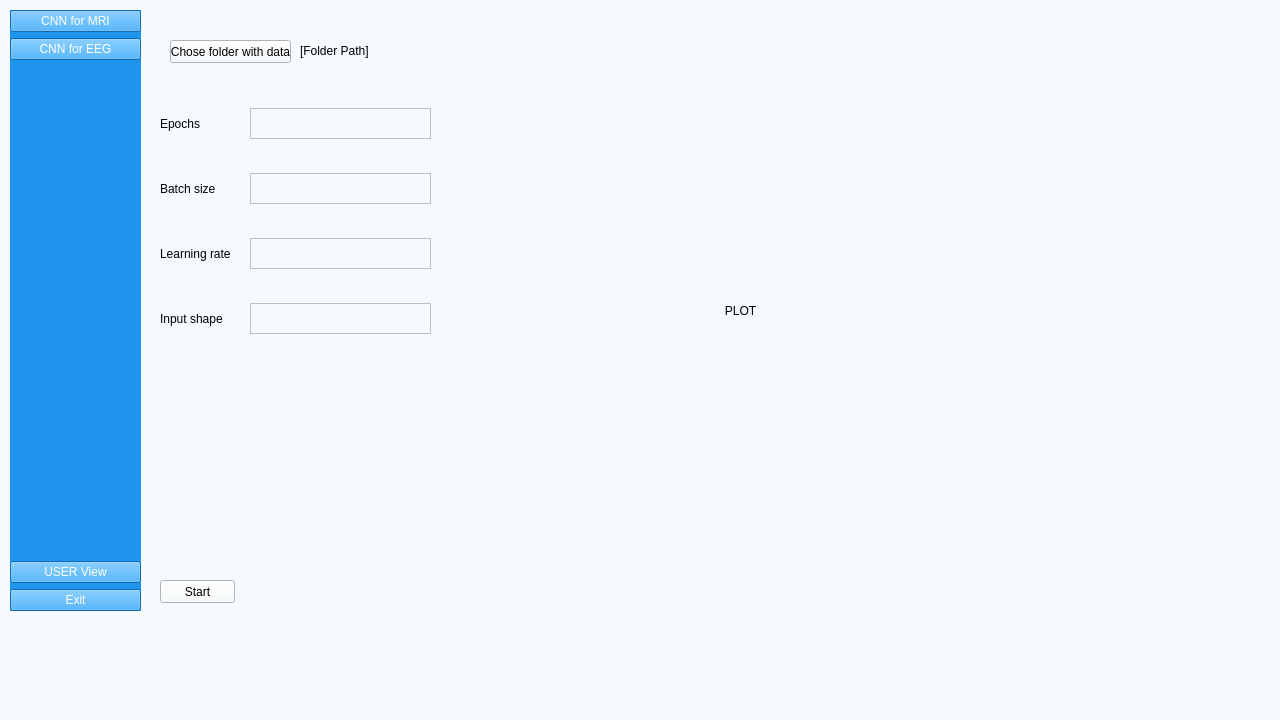
matimusial/ADHDPredictorApp, file UI/aUI_projekt_GAN.ui: the form before one commit.
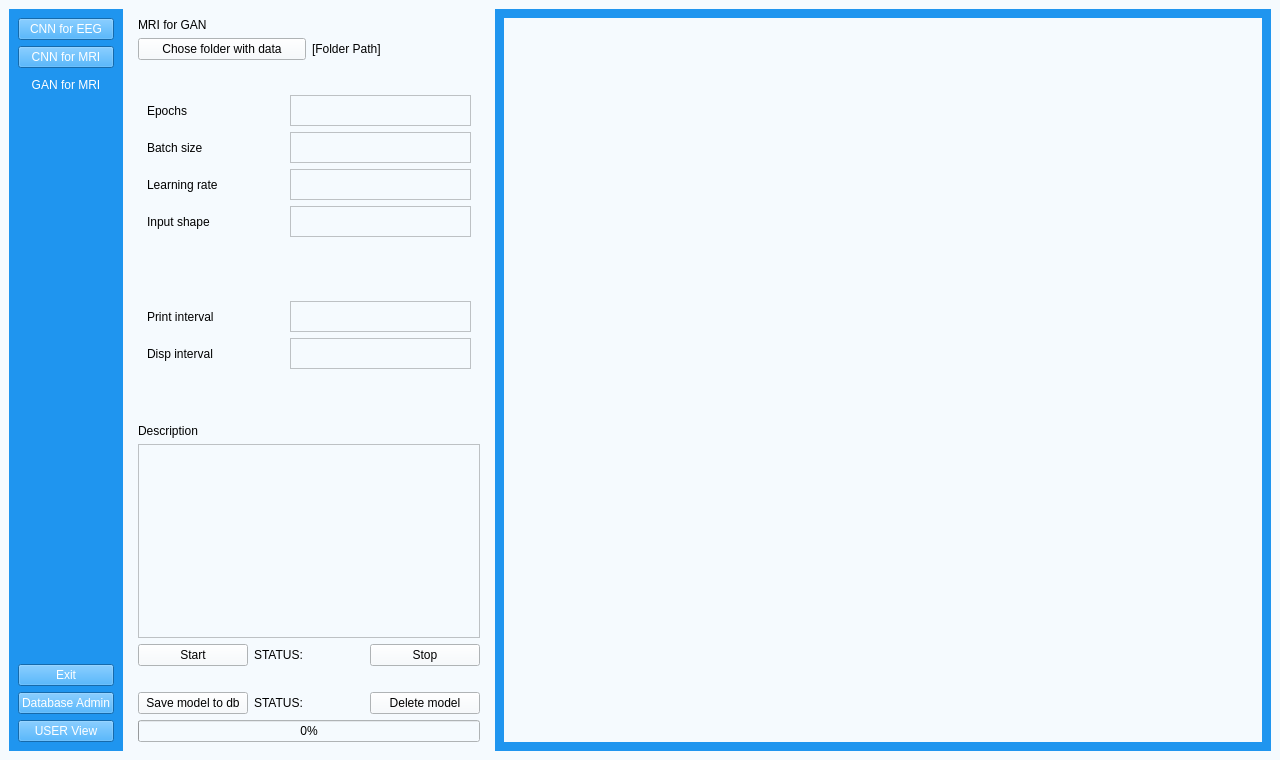
The form after the commit. Icons and pictures are not drawn.

Commit message: wstepne ui GAN MRI

```diff
--- a/UI/aUI_projekt_GAN.ui
+++ b/UI/aUI_projekt_GAN.ui
@@ -7,7 +7,7 @@
     <x>0</x>
     <y>0</y>
     <width>1280</width>
-    <height>720</height>
+    <height>760</height>
    </rect>
   </property>
   <property name="windowTitle">
@@ -17,14 +17,22 @@
    <string notr="true">background-color: rgb(245, 250, 254);</string>
   </property>
   <widget class="QWidget" name="centralwidget">
+   <layout class="QGridLayout" name="gridLayout">
+    <item row="0" column="0">
+     <layout class="QHBoxLayout" name="horizontalLayout_4">
+      <item>
    <widget class="QWidget" name="buttons_widget" native="true">
-    <property name="geometry">
-     <rect>
-      <x>10</x>
-      <y>10</y>
-      <width>131</width>
-      <height>601</height>
-     </rect>
+        <property name="sizePolicy">
+         <sizepolicy hsizetype="Minimum" vsizetype="Minimum">
+          <horstretch>0</horstretch>
+          <verstretch>0</verstretch>
+         </sizepolicy>
+        </property>
+        <property name="minimumSize">
+         <size>
+          <width>106</width>
+          <height>700</height>
+         </size>
     </property>
     <property name="styleSheet">
      <string notr="true">QWidget{
@@ -38,19 +46,6 @@
     <layout class="QVBoxLayout" name="verticalLayout_2">
      <item>
       <layout class="QVBoxLayout" name="verticalLayout">
-       <item>
-        <widget class="QPushButton" name="CNN_MRI_Button">
-         <property name="text">
-          <string>CNN for MRI</string>
-         </property>
-         <property name="checkable">
-          <bool>true</bool>
-         </property>
-         <property name="autoExclusive">
-          <bool>true</bool>
-         </property>
-        </widget>
-       </item>
        <item>
         <widget class="QPushButton" name="CNN_EEG_Button">
          <property name="text">
@@ -64,6 +59,38 @@
          </property>
         </widget>
        </item>
+           <item>
+            <widget class="QPushButton" name="CNN_MRI_Button">
+             <property name="text">
+              <string>CNN for MRI</string>
+             </property>
+             <property name="checkable">
+              <bool>true</bool>
+             </property>
+             <property name="autoExclusive">
+              <bool>true</bool>
+             </property>
+            </widget>
+           </item>
+           <item>
+            <widget class="QPushButton" name="GAN_MRI_Button">
+             <property name="enabled">
+              <bool>false</bool>
+             </property>
+             <property name="text">
+              <string>GAN for MRI</string>
+             </property>
+             <property name="checkable">
+              <bool>true</bool>
+             </property>
+             <property name="autoExclusive">
+              <bool>true</bool>
+             </property>
+             <property name="flat">
+              <bool>true</bool>
+             </property>
+            </widget>
+           </item>
       </layout>
      </item>
      <item>
@@ -79,6 +106,20 @@
        </property>
       </spacer>
      </item>
+         <item>
+          <widget class="QPushButton" name="exitButton_2">
+           <property name="text">
+            <string>Exit</string>
+           </property>
+          </widget>
+         </item>
+         <item>
+          <widget class="QPushButton" name="dbButton">
+           <property name="text">
+            <string>Database Admin</string>
+           </property>
+          </widget>
+         </item>
      <item>
       <widget class="QPushButton" name="switchSceneBtn">
        <property name="text">
@@ -92,75 +133,77 @@
        </property>
       </widget>
      </item>
-     <item>
-      <widget class="QPushButton" name="exitButton">
-       <property name="text">
-        <string>Exit</string>
-       </property>
-      </widget>
-     </item>
-    </layout>
-   </widget>
+        </layout>
+       </widget>
+      </item>
+      <item>
    <widget class="QWidget" name="main_widget" native="true">
-    <property name="geometry">
-     <rect>
-      <x>150</x>
-      <y>10</y>
-      <width>881</width>
-      <height>601</height>
-     </rect>
-    </property>
-    <widget class="QWidget" name="widget" native="true">
-     <property name="geometry">
-      <rect>
-       <x>310</x>
-       <y>10</y>
-       <width>561</width>
-       <height>581</height>
-      </rect>
-     </property>
-     <widget class="QLabel" name="plotLabelGAN">
-      <property name="geometry">
-       <rect>
-        <x>10</x>
-        <y>10</y>
-        <width>541</width>
-        <height>561</height>
-       </rect>
-      </property>
-      <property name="styleSheet">
-       <string notr="true"/>
-      </property>
+        <property name="sizePolicy">
+         <sizepolicy hsizetype="MinimumExpanding" vsizetype="MinimumExpanding">
+          <horstretch>0</horstretch>
+          <verstretch>0</verstretch>
+         </sizepolicy>
+        </property>
+        <property name="minimumSize">
+         <size>
+          <width>360</width>
+          <height>700</height>
+         </size>
+        </property>
+        <property name="maximumSize">
+         <size>
+          <width>360</width>
+          <height>16777215</height>
+         </size>
+        </property>
+        <layout class="QGridLayout" name="gridLayout_3">
+         <item row="0" column="0">
+          <widget class="QLabel" name="window_name">
       <property name="text">
-       <string>PLOT</string>
-      </property>
-      <property name="alignment">
-       <set>Qt::AlignCenter</set>
-      </property>
-     </widget>
-    </widget>
-    <widget class="QPushButton" name="startButton">
-     <property name="geometry">
-      <rect>
-       <x>10</x>
-       <y>570</y>
-       <width>75</width>
-       <height>23</height>
-      </rect>
-     </property>
+            <string>MRI for GAN</string>
+           </property>
+           <property name="scaledContents">
+            <bool>false</bool>
+           </property>
+          </widget>
+         </item>
+         <item row="1" column="0">
+          <layout class="QVBoxLayout" name="verticalLayout_11">
+           <item>
+            <layout class="QVBoxLayout" name="verticalLayout_10">
+             <item>
+              <layout class="QVBoxLayout" name="verticalLayout_9">
+               <item>
+                <layout class="QHBoxLayout" name="horizontalLayout_10">
+                 <item>
+                  <widget class="QPushButton" name="folder_explore">
+                   <property name="text">
+                    <string>Chose folder with data</string>
+                   </property>
+                  </widget>
+                 </item>
+                 <item>
+                  <widget class="QLabel" name="path_label">
+                   <property name="text">
+                    <string>[Folder Path]</string>
+                   </property>
+                  </widget>
+                 </item>
+                </layout>
+               </item>
+               <item>
+                <widget class="QLabel" name="info_dump">
      <property name="text">
-      <string>Start</string>
-     </property>
-    </widget>
+                  <string/>
+                 </property>
+                </widget>
+               </item>
+              </layout>
+             </item>
+             <item>
+              <layout class="QVBoxLayout" name="verticalLayout_8">
+               <item>
     <widget class="QWidget" name="widget_2" native="true">
-     <property name="geometry">
-      <rect>
-       <x>10</x>
-       <y>70</y>
-       <width>271</width>
-       <height>285</height>
-      </rect>
-     </property>
      <layout class="QVBoxLayout" name="verticalLayout_4">
       <item>
        <layout class="QHBoxLayout" name="horizontalLayout">
@@ -272,33 +315,239 @@
       </item>
      </layout>
     </widget>
-    <widget class="QPushButton" name="folder_explore">
-     <property name="geometry">
-      <rect>
-       <x>20</x>
-       <y>30</y>
-       <width>121</width>
-       <height>23</height>
-      </rect>
-     </property>
+               </item>
+               <item>
+                <spacer name="verticalSpacer_2">
+                 <property name="orientation">
+                  <enum>Qt::Vertical</enum>
+                 </property>
+                 <property name="sizeHint" stdset="0">
+                  <size>
+                   <width>20</width>
+                   <height>40</height>
+                  </size>
+                 </property>
+                </spacer>
+               </item>
+               <item>
+                <widget class="QWidget" name="widget_3" native="true">
+                 <layout class="QVBoxLayout" name="verticalLayout_7">
+                  <item>
+                   <layout class="QHBoxLayout" name="horizontalLayout_8">
+                    <item>
+                     <widget class="QLabel" name="print_interval">
      <property name="text">
-      <string>Chose folder with data</string>
-     </property>
-    </widget>
-    <widget class="QLabel" name="path_label">
-     <property name="geometry">
-      <rect>
-       <x>150</x>
-       <y>30</y>
-       <width>141</width>
-       <height>21</height>
-      </rect>
-     </property>
+                       <string>Print interval</string>
+                      </property>
+                     </widget>
+                    </item>
+                    <item>
+                     <widget class="QTextEdit" name="textEdit_print_interval">
+                      <property name="minimumSize">
+                       <size>
+                        <width>181</width>
+                        <height>31</height>
+                       </size>
+                      </property>
+                      <property name="maximumSize">
+                       <size>
+                        <width>181</width>
+                        <height>31</height>
+                       </size>
+                      </property>
+                     </widget>
+                    </item>
+                   </layout>
+                  </item>
+                  <item>
+                   <layout class="QHBoxLayout" name="horizontalLayout_9">
+                    <item>
+                     <widget class="QLabel" name="disp_interval">
      <property name="text">
-      <string>[Folder Path]</string>
-     </property>
-    </widget>
-   </widget>
+                       <string>Disp interval</string>
+                      </property>
+                     </widget>
+                    </item>
+                    <item>
+                     <widget class="QTextEdit" name="textEdit_disp_interval">
+                      <property name="minimumSize">
+                       <size>
+                        <width>181</width>
+                        <height>31</height>
+                       </size>
+                      </property>
+                      <property name="maximumSize">
+                       <size>
+                        <width>181</width>
+                        <height>31</height>
+                       </size>
+                      </property>
+                     </widget>
+                    </item>
+                   </layout>
+                  </item>
+                  <item>
+                   <spacer name="verticalSpacer_3">
+                    <property name="orientation">
+                     <enum>Qt::Vertical</enum>
+                    </property>
+                    <property name="sizeHint" stdset="0">
+                     <size>
+                      <width>20</width>
+                      <height>40</height>
+                     </size>
+                    </property>
+                   </spacer>
+                  </item>
+                 </layout>
+                </widget>
+               </item>
+              </layout>
+             </item>
+            </layout>
+           </item>
+           <item>
+            <layout class="QVBoxLayout" name="verticalLayout_6">
+             <item>
+              <layout class="QVBoxLayout" name="verticalLayout_5">
+               <item>
+                <widget class="QLabel" name="desc_label">
+                 <property name="text">
+                  <string>Description</string>
+                 </property>
+                </widget>
+               </item>
+               <item>
+                <widget class="QTextEdit" name="model_description"/>
+               </item>
+              </layout>
+             </item>
+             <item>
+              <layout class="QVBoxLayout" name="verticalLayout_3">
+               <item>
+                <layout class="QHBoxLayout" name="horizontalLayout_6">
+                 <item>
+                  <widget class="QPushButton" name="startButton">
+                   <property name="text">
+                    <string>Start</string>
+                   </property>
+                  </widget>
+                 </item>
+                 <item>
+                  <widget class="QLabel" name="status_label">
+                   <property name="text">
+                    <string>STATUS:</string>
+                   </property>
+                  </widget>
+                 </item>
+                 <item>
+                  <widget class="QPushButton" name="stopButton">
+                   <property name="text">
+                    <string>Stop</string>
+                   </property>
+                  </widget>
+                 </item>
+                </layout>
+               </item>
+               <item>
+                <widget class="QLabel" name="more_info_dump">
+                 <property name="text">
+                  <string/>
+                 </property>
+                 <property name="alignment">
+                  <set>Qt::AlignLeading|Qt::AlignLeft|Qt::AlignTop</set>
+                 </property>
+                </widget>
+               </item>
+               <item>
+                <layout class="QHBoxLayout" name="horizontalLayout_7">
+                 <item>
+                  <widget class="QPushButton" name="save_db">
+                   <property name="text">
+                    <string>Save model to db</string>
+                   </property>
+                  </widget>
+                 </item>
+                 <item>
+                  <widget class="QLabel" name="db_status">
+                   <property name="text">
+                    <string>STATUS:</string>
+                   </property>
+                  </widget>
+                 </item>
+                 <item>
+                  <widget class="QPushButton" name="del_model">
+                   <property name="text">
+                    <string>Delete model</string>
+                   </property>
+                  </widget>
+                 </item>
+                </layout>
+               </item>
+               <item>
+                <widget class="QProgressBar" name="progressBar">
+                 <property name="value">
+                  <number>0</number>
+                 </property>
+                </widget>
+               </item>
+              </layout>
+             </item>
+            </layout>
+           </item>
+          </layout>
+         </item>
+        </layout>
+       </widget>
+      </item>
+      <item>
+       <widget class="QWidget" name="widget" native="true">
+        <property name="sizePolicy">
+         <sizepolicy hsizetype="MinimumExpanding" vsizetype="MinimumExpanding">
+          <horstretch>0</horstretch>
+          <verstretch>0</verstretch>
+         </sizepolicy>
+        </property>
+        <property name="minimumSize">
+         <size>
+          <width>640</width>
+          <height>640</height>
+         </size>
+        </property>
+        <property name="styleSheet">
+         <string notr="true">QWidget{
+	background-color: rgb(31, 149, 239);
+}</string>
+        </property>
+        <layout class="QGridLayout" name="gridLayout_2">
+         <item row="0" column="0">
+          <widget class="QLabel" name="plotLabel_GAN">
+           <property name="minimumSize">
+            <size>
+             <width>120</width>
+             <height>0</height>
+            </size>
+           </property>
+           <property name="styleSheet">
+            <string notr="true">background-color: rgb(245, 250, 254);</string>
+           </property>
+           <property name="text">
+            <string/>
+           </property>
+           <property name="pixmap">
+            <pixmap>icons/icon_loop.png</pixmap>
+           </property>
+           <property name="alignment">
+            <set>Qt::AlignCenter</set>
+           </property>
+          </widget>
+         </item>
+        </layout>
+       </widget>
+      </item>
+     </layout>
+    </item>
+   </layout>
   </widget>
  </widget>
  <resources/>
```
Lines whose indentation alone changed are shown as unchanged.
